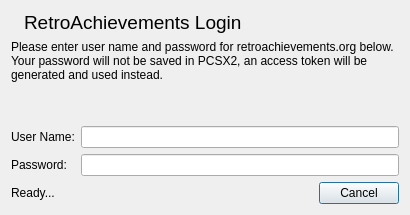
Old version of the form pcsx2-qt/Settings/AchievementLoginDialog.ui in the repository PCSX2/pcsx2.
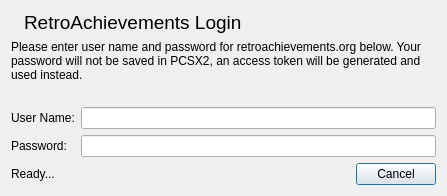
New version of the form. Icons and pictures are not drawn.

Commit message: Qt: Make achievements login dialog resizeable

The edit to the form file:
```diff
--- a/pcsx2-qt/Settings/AchievementLoginDialog.ui
+++ b/pcsx2-qt/Settings/AchievementLoginDialog.ui
@@ -9,22 +9,10 @@
    <rect>
     <x>0</x>
     <y>0</y>
-    <width>410</width>
-    <height>215</height>
+    <width>447</width>
+    <height>196</height>
    </rect>
   </property>
-  <property name="minimumSize">
-   <size>
-    <width>410</width>
-    <height>215</height>
-   </size>
-  </property>
-  <property name="maximumSize">
-   <size>
-    <width>410</width>
-    <height>215</height>
-   </size>
-  </property>
   <property name="windowTitle">
    <string comment="Window title">RetroAchievements Login</string>
   </property>
```
